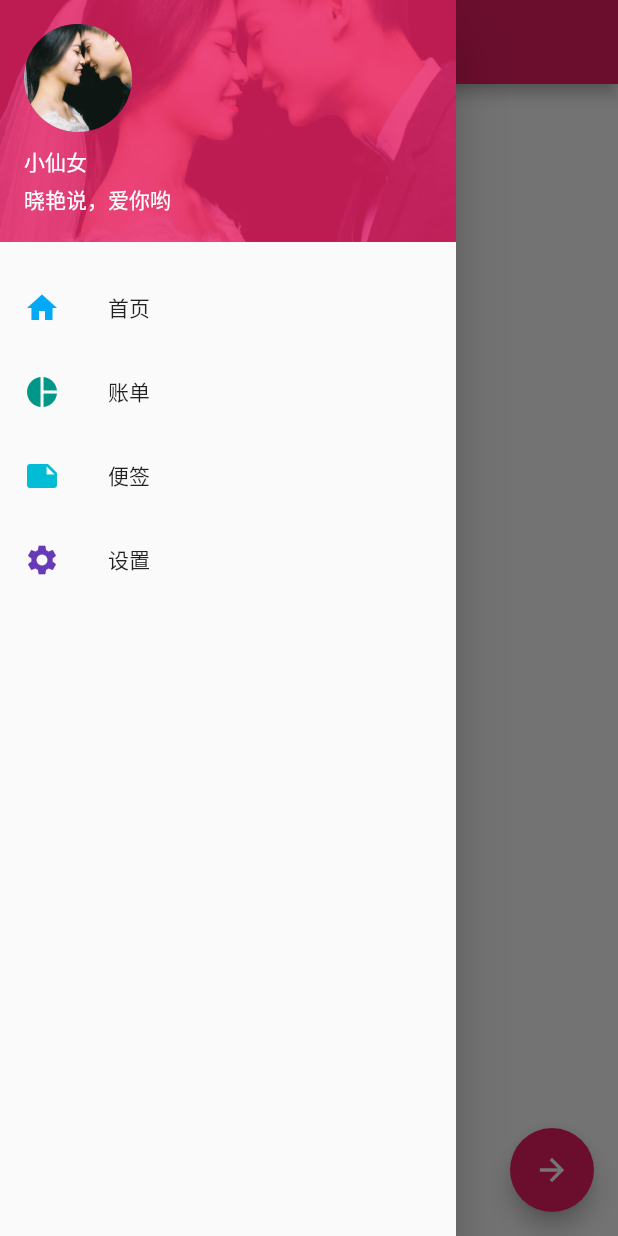
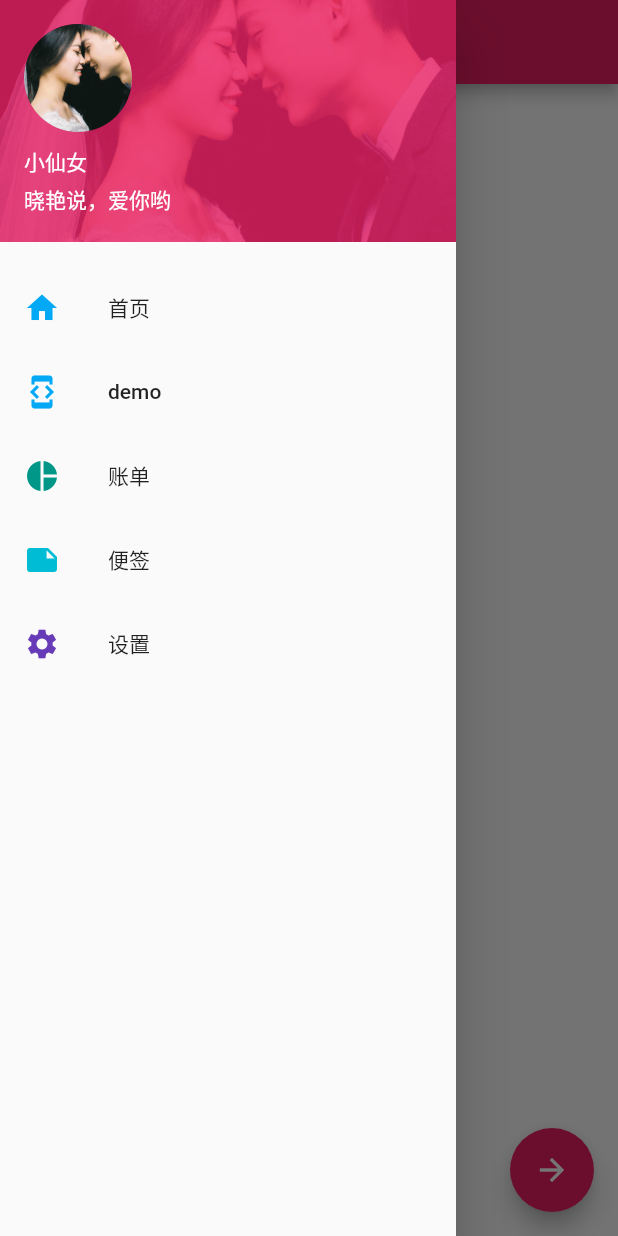
Before and after one commit to shareven/xiaoyanshuo_beta, a Flutter app: the Home screen opened by its route, with the side drawer open, on a phone screen of 412 x 824 dp. Run offline on Flutter 3.47's test engine with Material 2 defaults, Android fonts, the phone set to English and light mode, and no system bars; our stand-ins replace charts_flutter, connectivity, dio, pull_to_refresh, shared_preferences; accounts and stored records are empty; network calls fail.

Commit message:
add demo

```diff
--- a/lib/main.dart
+++ b/lib/main.dart
@@ -3,6 +3,7 @@ import 'package:xiaoyanshuo_beta/config/Global.dart';
 import 'package:xiaoyanshuo_beta/pages/Accounts.dart';
 import 'package:xiaoyanshuo_beta/pages/Home.dart';
 import 'package:xiaoyanshuo_beta/pages/Notes.dart';
+import 'package:xiaoyanshuo_beta/pages/demo.dart';
 import 'package:xiaoyanshuo_beta/widgets/animation/animateHome.dart';
 
 void main() => runApp(MyApp());
@@ -18,12 +19,13 @@ class MyApp extends StatelessWidget {
       ),
       // initialRoute: "/ ",
       routes: {
+        '/demo':(BuildContext context)=>HomeDemo(),
         '/animation':(BuildContext context)=>AnimationDemoHome(),
         '/home':(BuildContext context)=>Home(),
         '/accounts':(BuildContext context)=>Accounts(),
         '/notes':(BuildContext context)=>Notes(),
       },
-      home: Accounts(),
+      home: HomeDemo(),
     );
   }
 }
--- a/lib/widgets/MainDrawer.dart
+++ b/lib/widgets/MainDrawer.dart
@@ -90,6 +90,16 @@ class _MainDrawerState extends State<MainDrawer> {
                         ),
                         ListTile(
                           leading: Icon(
+                            Icons.developer_mode,
+                            color: Colors.lightBlue,
+                          ),
+                          title: Text("demo"),
+                          onTap: () {
+                            NavigatorUtil.pushNamed(context,"/demo");
+                          },
+                        ),
+                        ListTile(
+                          leading: Icon(
                             Icons.pie_chart,
                             color: Colors.teal,
                           ),
```
Also changed, not shown: lib/pages/demo.dart (added, +18 -0 lines), lib/widgets/demo/slider.dart (added, +37 -0 lines).
